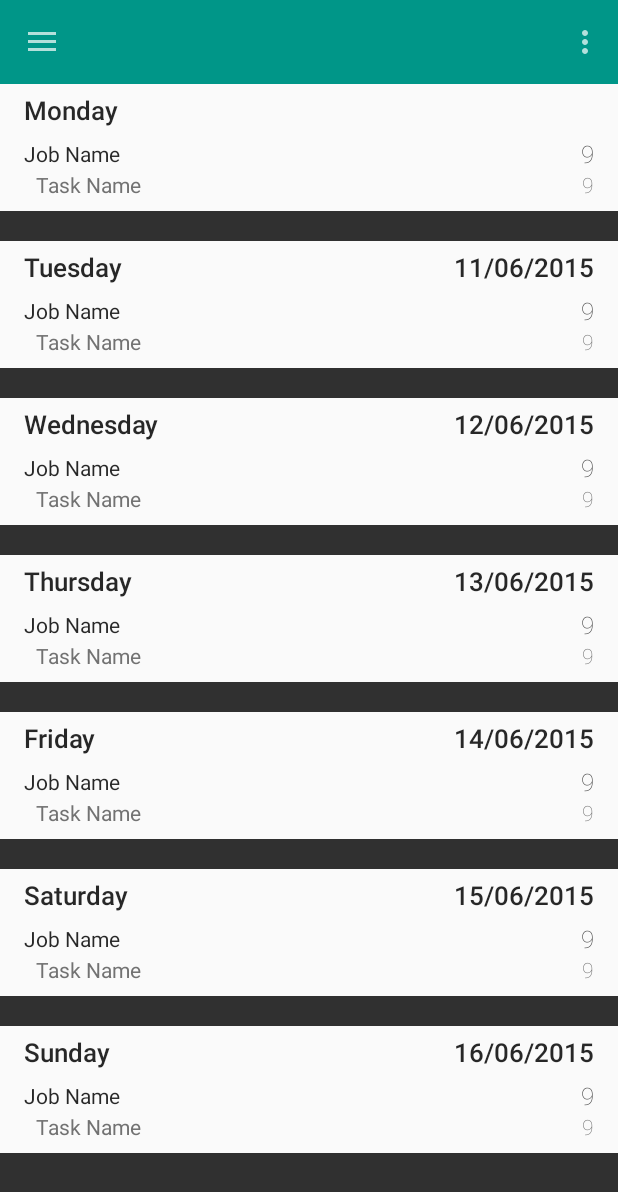
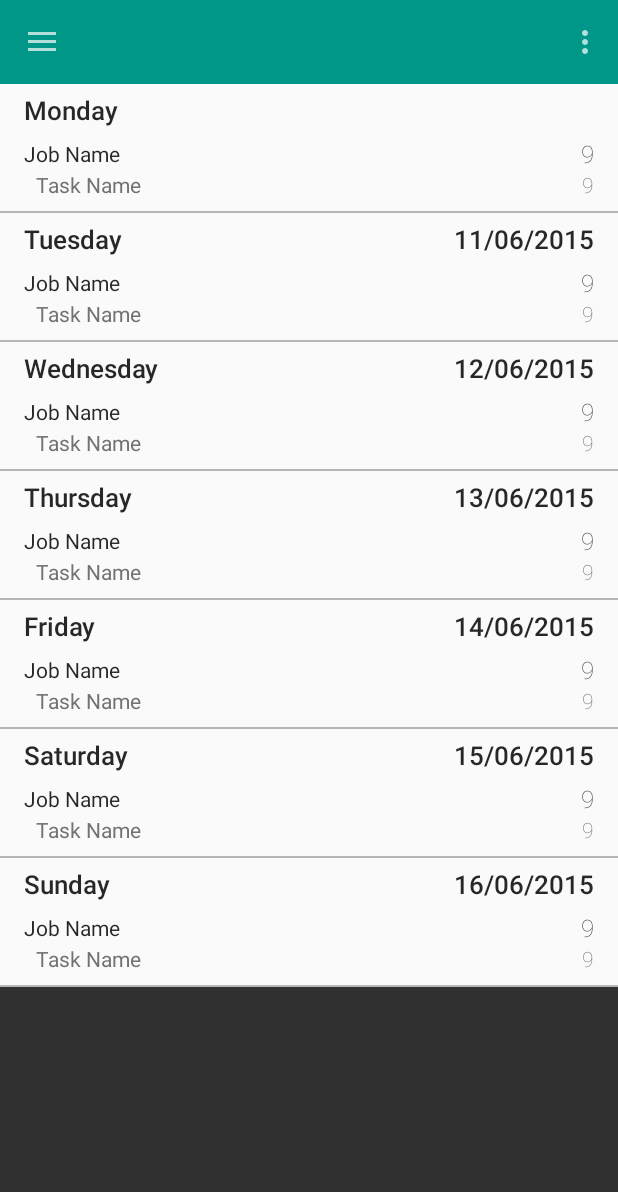
Before and after one commit to farsidesoul/TimesheetMe, an Android app: the fragment WeeklyEntryViewPagerFragment placed in its activity, on a phone screen of 412 x 824 dp. Shown: the top 1192 px of the screen. Run offline under Robolectric (Android 15) with nearby library versions, the phone set to English and light mode, and no system bars; libraries missing offline, so code that uses them is left out: com.daimajia.swipe, com.github.clans.fab; 10 statements that could not run were skipped.

Commit message:
Added: Divider

```diff
--- a/app/src/main/res/layout/fragment_weekly_entry_single_day.xml
+++ b/app/src/main/res/layout/fragment_weekly_entry_single_day.xml
@@ -3,15 +3,14 @@
               android:orientation="vertical"
               android:layout_width="match_parent"
               android:layout_height="wrap_content"
-			  android:paddingLeft="16dp"
-			  android:paddingRight="16dp"
-    android:background="#fafafa"
-	android:layout_marginBottom="20dp">
+    android:background="#fafafa">
 
 	<LinearLayout
 		android:layout_width="match_parent"
 		android:layout_height="35dp"
-		android:orientation="horizontal">
+		android:orientation="horizontal"
+		android:paddingLeft="16dp"
+		android:paddingRight="16dp">
 		<TextView
 			android:id="@+id/weekly_entry_day_of_week"
 			android:layout_width="0dp"
@@ -40,7 +39,9 @@
 
     <RelativeLayout
         android:layout_width="match_parent"
-        android:layout_height="match_parent">
+        android:layout_height="match_parent"
+		android:paddingLeft="16dp"
+		android:paddingRight="16dp">
 
         <TextView
 			android:id="@+id/weekly_entry_job_name"
@@ -67,7 +68,9 @@
 	<RelativeLayout
 		android:layout_width="match_parent"
 		android:layout_height="wrap_content"
-		android:layout_marginBottom="8dp">
+		android:layout_marginBottom="8dp"
+		android:paddingLeft="16dp"
+		android:paddingRight="16dp">
 
 		<TextView
 			android:id="@+id/weekly_entry_task_name"
@@ -94,5 +97,10 @@
 
 	</RelativeLayout>
 
+	<View
+		android:layout_width="match_parent"
+		android:layout_height="1dp"
+		android:background="@color/dividerColor"/>
+
 
 </LinearLayout>
```
